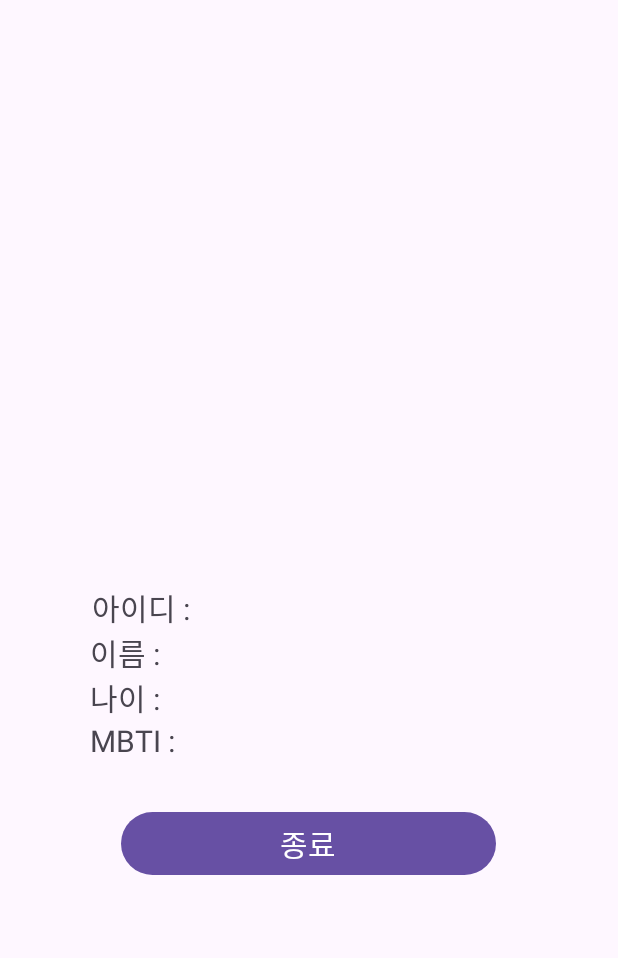
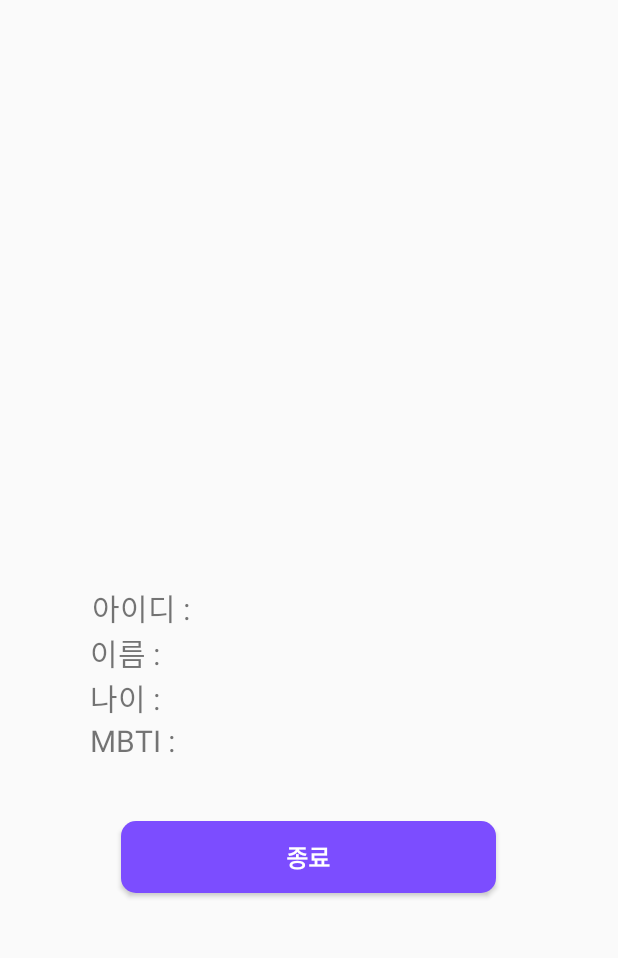
Before and after one commit to 4seokhyeon/Myself, an Android app: the layout activity_home.xml on its own in the app's theme, with its tools: preview values and no code run, on a phone screen of 412 x 824 dp, the part 108-1066 px from its top. Run offline under Robolectric (Android 15) with nearby library versions, the phone set to English and light mode, and no system bars.

Commit message:
[FEAT] : ⚙️ 추가 과제 완료

```diff
--- /dev/null
+++ b/app/src/main/res/drawable/shape_button.xml
@@ -0,0 +1,16 @@
+<?xml version="1.0" encoding="utf-8"?>
+<selector xmlns:android="http://schemas.android.com/apk/res/android">
+    <item android:state_pressed="true">
+       <shape>
+           <solid android:color="#FF5252"/>
+           <corners android:radius="10dp"/>
+       </shape>
+    </item>
+
+    <item android:state_pressed="false">
+        <shape>
+            <solid android:color="#7C4DFF"/>
+            <corners android:radius="10dp"/>
+        </shape>
+    </item>
+</selector>
--- a/app/src/main/res/layout/activity_home.xml
+++ b/app/src/main/res/layout/activity_home.xml
@@ -9,7 +9,7 @@
 
     <LinearLayout
         android:layout_width="match_parent"
-        android:layout_height="0dp"
+        android:layout_height="1dp"
         android:layout_weight="1"
         android:orientation="vertical"
         >
@@ -26,7 +26,7 @@
 
     <LinearLayout
         android:layout_width="match_parent"
-        android:layout_height="0dp"
+        android:layout_height="1dp"
         android:layout_weight="1"
         android:orientation="vertical"
         >
@@ -76,7 +76,7 @@
 
         <Space
             android:layout_width="match_parent"
-            android:layout_height="30dp" />
+            android:layout_height="40dp" />
 
 
         <Button
@@ -85,7 +85,12 @@
             android:layout_height="wrap_content"
             android:layout_gravity="center"
             android:text="종료"
-            android:textSize="20dp"/>
+            android:textSize="16dp"
+            android:background="@drawable/shape_button"
+            android:textColor="#ffffff"
+            android:textStyle="bold"
+            />
+
 
 
 
--- a/app/src/main/res/layout/activity_main.xml
+++ b/app/src/main/res/layout/activity_main.xml
@@ -66,6 +66,8 @@
         android:layout_height="wrap_content"
         android:layout_gravity="center"
         android:text="로그인"
+        android:textStyle="bold"
+        android:backgroundTint="#536DFE"
         />
 
     <Button
@@ -73,7 +75,9 @@
         android:layout_width="250dp"
         android:layout_height="wrap_content"
         android:layout_gravity="center"
-        android:text="화원가입" />
+        android:backgroundTint="#536DFE"
+        android:textStyle="bold"
+        android:text="회원가입" />
 
     <Space
         android:layout_width="match_parent"
--- a/app/src/main/res/layout/activity_sign_up.xml
+++ b/app/src/main/res/layout/activity_sign_up.xml
@@ -102,7 +102,9 @@
         android:layout_width="250dp"
         android:layout_height="wrap_content"
         android:layout_gravity="center"
-        android:text="화원가입" />
+        android:backgroundTint="#536DFE"
+        android:text="회원가입"
+        android:textStyle="bold"/>
 
     <!--<Space
         android:layout_width="match_parent"
--- a/app/src/main/res/values-night/themes.xml
+++ b/app/src/main/res/values-night/themes.xml
@@ -1,6 +1,6 @@
 <resources xmlns:tools="http://schemas.android.com/tools">
     <!-- Base application theme. -->
-    <style name="Base.Theme.Myself" parent="Theme.Material3.DayNight.NoActionBar">
+    <style name="Base.Theme.Myself" parent="Theme.AppCompat.DayNight.NoActionBar">
         <!-- Customize your dark theme here. -->
         <!-- <item name="colorPrimary">@color/my_dark_primary</item> -->
     </style>
--- a/app/src/main/res/values/themes.xml
+++ b/app/src/main/res/values/themes.xml
@@ -1,6 +1,6 @@
 <resources xmlns:tools="http://schemas.android.com/tools">
     <!-- Base application theme. -->
-    <style name="Base.Theme.Myself" parent="Theme.Material3.DayNight.NoActionBar">
+    <style name="Base.Theme.Myself" parent="Theme.AppCompat.DayNight.NoActionBar">
         <!-- Customize your light theme here. -->
         <!-- <item name="colorPrimary">@color/my_light_primary</item> -->
     </style>
```
